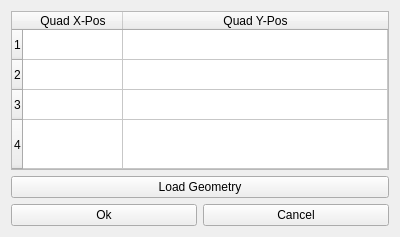
European-XFEL/geoAssembler, file geoAssembler/qt/editor/load_detector.ui: the form before one commit.
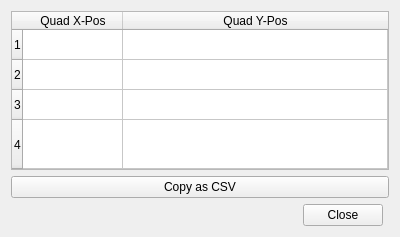
The form after the commit.

Commit message: Select run, detector & geometry before opening main GUI

What changed in the file:
```diff
--- a/geoAssembler/qt/editor/load_detector.ui
+++ b/geoAssembler/qt/editor/load_detector.ui
@@ -17,16 +17,9 @@
    <item>
     <layout class="QGridLayout" name="gridLayout">
      <item row="2" column="0">
-      <widget class="QPushButton" name="bt_ok">
-       <property name="text">
-        <string>Ok</string>
-       </property>
-      </widget>
-     </item>
-     <item row="2" column="1">
-      <widget class="QPushButton" name="bt_cancel">
-       <property name="text">
-        <string>Cancel</string>
+      <widget class="QDialogButtonBox" name="buttonBox">
+       <property name="standardButtons">
+        <set>QDialogButtonBox::Close</set>
        </property>
       </widget>
      </item>
@@ -36,7 +29,7 @@
         <string>Select a Geometry File</string>
        </property>
        <property name="text">
-        <string>Load Geometry</string>
+        <string>Copy as CSV</string>
        </property>
       </widget>
      </item>
```
Left out of the diff: 21 changed lines with no effect on the pictures. The commit also changes 8 other files.
